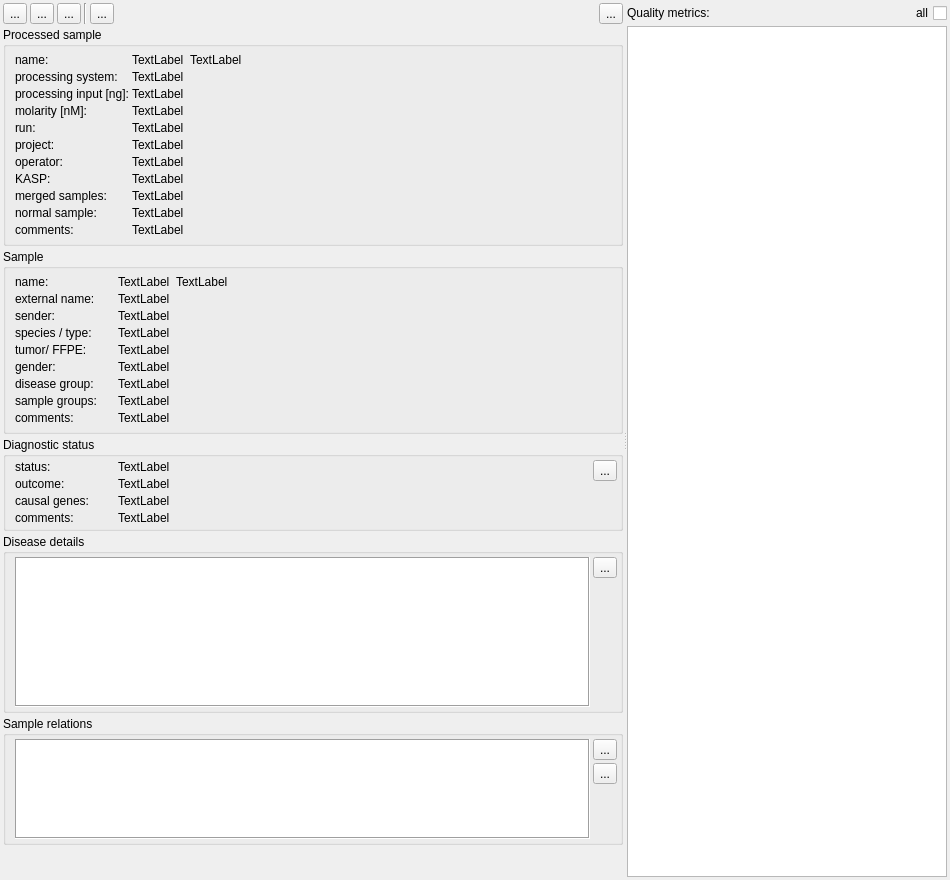
First picture: the form in src/GSvar/ProcessedSampleWidget.ui, repository imgag/ngs-bits, before the edit.
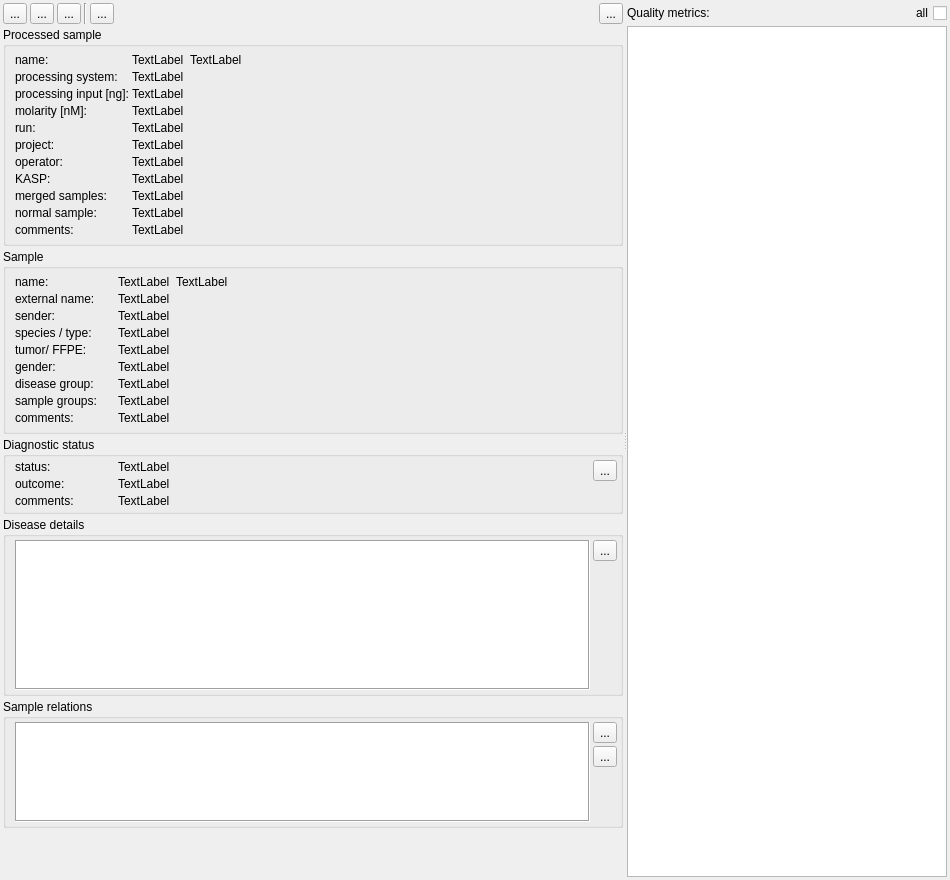
Second picture: the form after the edit. Icons and pictures are not drawn. Custom widgets are drawn as their Qt base class.

What changed in the file:
```diff
--- a/src/GSvar/ProcessedSampleWidget.ui
+++ b/src/GSvar/ProcessedSampleWidget.ui
@@ -700,34 +700,23 @@
              </widget>
             </item>
             <item row="2" column="0">
-             <widget class="QLabel" name="label_18">
-              <property name="text">
-               <string>causal genes:</string>
-              </property>
-             </widget>
-            </item>
-            <item row="2" column="1">
-             <widget class="QLabel" name="causal_genes">
-              <property name="text">
-               <string>TextLabel</string>
-              </property>
-              <property name="textInteractionFlags">
-               <set>Qt::LinksAccessibleByMouse|Qt::TextSelectableByMouse</set>
-              </property>
-             </widget>
-            </item>
-            <item row="3" column="0">
              <widget class="QLabel" name="label_20">
               <property name="text">
                <string>comments:</string>
               </property>
+              <property name="alignment">
+               <set>Qt::AlignLeading|Qt::AlignLeft|Qt::AlignTop</set>
+              </property>
              </widget>
             </item>
-            <item row="3" column="1">
+            <item row="2" column="1">
              <widget class="QLabel" name="comments_diag">
               <property name="text">
                <string>TextLabel</string>
               </property>
+              <property name="wordWrap">
+               <bool>true</bool>
+              </property>
               <property name="textInteractionFlags">
                <set>Qt::LinksAccessibleByMouse|Qt::TextSelectableByMouse</set>
               </property>
```
Left out of the diff: 12 changed lines with no effect on the pictures.
